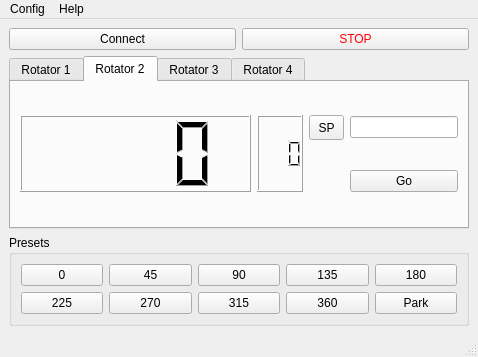
PianetaRadio/CatRotator, file mainwindow.ui: the form before one commit.
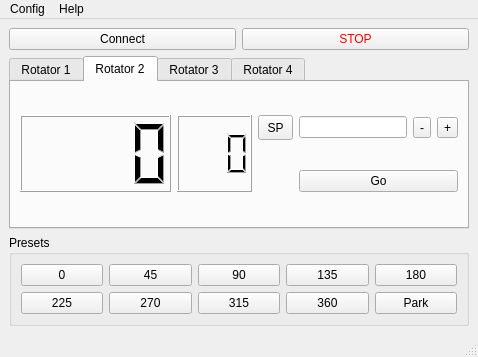
The form after the commit. The open tabs and pages were chosen to show the change.

Commit message:
Plus/Minus buttons
#6

```diff
--- a/mainwindow.ui
+++ b/mainwindow.ui
@@ -206,27 +206,11 @@
        <attribute name="title">
         <string>Rotator 2</string>
        </attribute>
-       <layout class="QGridLayout" name="gridLayout_3" columnstretch="1,0,0,0">
-        <item row="1" column="3">
-         <widget class="QPushButton" name="pushButton_go_2">
+       <layout class="QGridLayout" name="gridLayout_3" columnstretch="2,1,0,0,0,0">
+        <item row="0" column="4">
+         <widget class="QToolButton" name="toolButton_minus_2">
           <property name="text">
-           <string>Go</string>
-          </property>
-         </widget>
-        </item>
-        <item row="0" column="2">
-         <widget class="QToolButton" name="toolButton_pathSL_2">
-          <property name="minimumSize">
-           <size>
-            <width>35</width>
-            <height>25</height>
-           </size>
-          </property>
-          <property name="text">
-           <string>SP</string>
-          </property>
-          <property name="checkable">
-           <bool>true</bool>
+           <string>-</string>
           </property>
          </widget>
         </item>
@@ -251,6 +235,36 @@
           </property>
          </widget>
         </item>
+        <item row="0" column="2">
+         <widget class="QToolButton" name="toolButton_pathSL_2">
+          <property name="minimumSize">
+           <size>
+            <width>35</width>
+            <height>25</height>
+           </size>
+          </property>
+          <property name="text">
+           <string>SP</string>
+          </property>
+          <property name="checkable">
+           <bool>true</bool>
+          </property>
+         </widget>
+        </item>
+        <item row="0" column="5">
+         <widget class="QToolButton" name="toolButton_plus_2">
+          <property name="text">
+           <string>+</string>
+          </property>
+         </widget>
+        </item>
+        <item row="1" column="3" colspan="3">
+         <widget class="QPushButton" name="pushButton_go_2">
+          <property name="text">
+           <string>Go</string>
+          </property>
+         </widget>
+        </item>
        </layout>
       </widget>
       <widget class="QWidget" name="tab_3">
```
Left out of the diff: 32 changed lines with no effect on the pictures. The commit also changes 2 other files.
